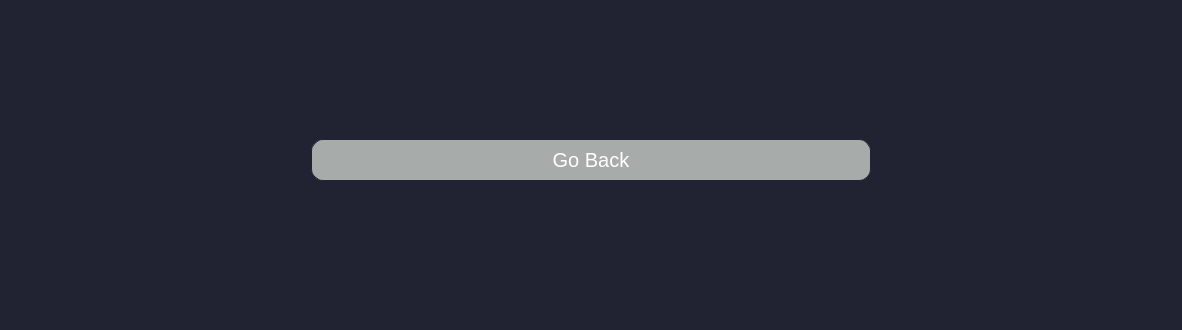
The window that examiner.ui (thepratyushpokharel/Prashnottar) describes before a commit, drawn with Qt 5; both pictures show x 0 to 1182 and y 373 to 703 of the 1182 by 703 pixel window.
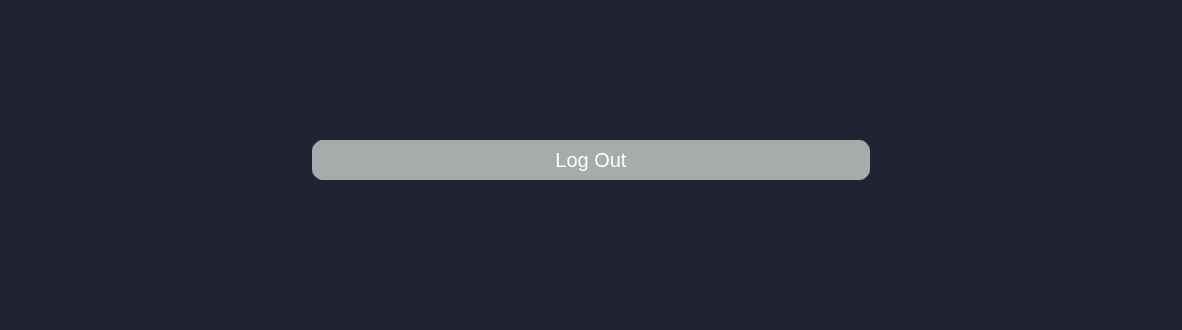
The same window after the commit.

The edit to the form file:
```diff
--- a/examiner.ui
+++ b/examiner.ui
@@ -50,7 +50,7 @@
    <item>
     <widget class="QPushButton" name="pushButton_3">
      <property name="text">
-      <string>Go Back</string>
+      <string>Log Out</string>
      </property>
     </widget>
    </item>
```
Left out of the diff: 9 changed lines with no effect on the pictures.
